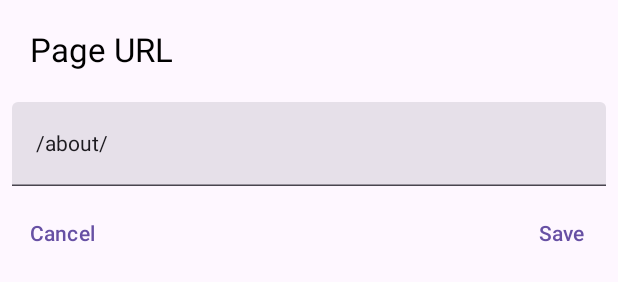
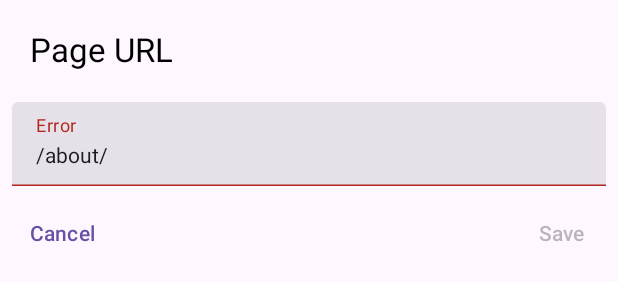
Before and after one commit to domisafonov/android_template, an Android app built with Jetpack Compose: the @Preview function UrlDialogUiErrorPreview, on a phone screen of 412 x 824 dp. Shown: the top 300 px of the screen. Run offline under Robolectric (Android 15) with nearby library versions, the phone set to English and light mode, and no system bars.

Commit message:
add error to the text field, small optimization in TopBar

```diff
--- a/app/src/main/kotlin/net/domisafonov/templateproject/ui/mainscreen/urldialog/UrlDialog.kt
+++ b/app/src/main/kotlin/net/domisafonov/templateproject/ui/mainscreen/urldialog/UrlDialog.kt
@@ -48,7 +48,7 @@ fun UrlDialog(
 @Composable
 fun UrlDialogUi(
     text: String,
-    error: String?, // TODO
+    error: String?,
     modifier: Modifier = Modifier,
     onTextChanged: (value: String) -> Unit = {},
     onCancelClick: () -> Unit = {},
@@ -72,6 +72,9 @@ fun UrlDialogUi(
             modifier = Modifier
                 .fillMaxWidth()
                 .padding(top = 8.dp),
+            isError = error != null,
+            label = { error?.let { Text(text = it) } },
+            singleLine = true,
         )
 
         Row(
@@ -83,7 +86,7 @@ fun UrlDialogUi(
             TextButton(onClick = onCancelClick) {
                 Text(text = stringResource(id = R.string.dialog_cancel))
             }
-            TextButton(onClick = onSaveClick) {
+            TextButton(onClick = onSaveClick, enabled = error == null) {
                 Text(text = stringResource(id = R.string.dialog_save))
             }
         }
@@ -99,5 +102,5 @@ fun UrlDialogUiNormalPreview() {
 @Preview(showBackground = true)
 @Composable
 fun UrlDialogUiErrorPreview() {
-    UrlDialogUi(text = "/about/", error = "error")
+    UrlDialogUi(text = "/about/", error = "Error")
 }
--- a/app/src/main/kotlin/net/domisafonov/templateproject/ui/topbar/TopBar.kt
+++ b/app/src/main/kotlin/net/domisafonov/templateproject/ui/topbar/TopBar.kt
@@ -38,7 +38,7 @@ fun TopBar(appState: AppState) {
             TopBarState(
                 title = it.destination.label?.toString() ?: defaultLabel,
                 hasBackButton = it.destination.route != MAIN_NAV_ID,
-                actions = topBarActions ?: {},
+                actions = { topBarActions?.invoke(this) },
             )
         }
         .collectAsState(
```
